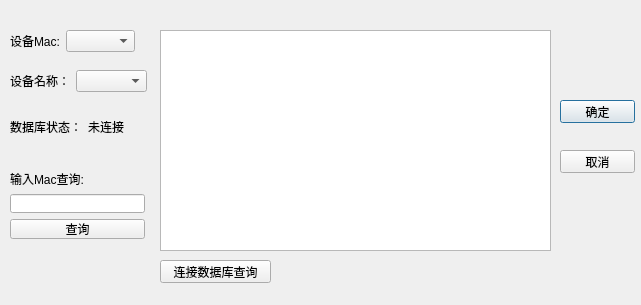
First picture: the form in dataconfigdialog.ui, repository WcksOwnCode/SensorManager_Updated, before the edit.
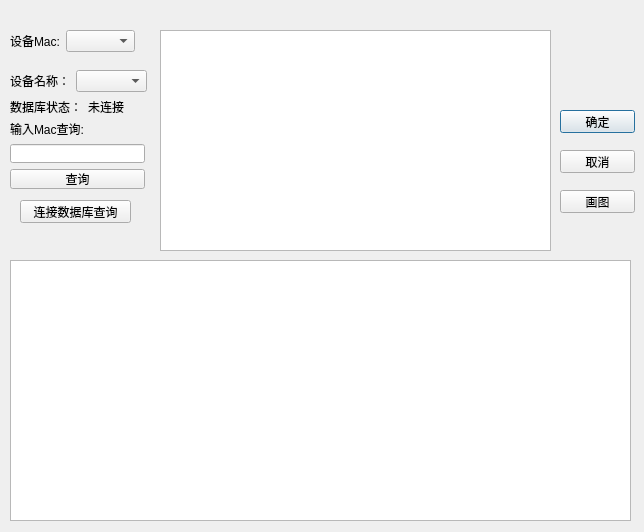
Second picture: the form after the edit. Custom widgets are drawn as their Qt base class.

The edit to the form file:
```diff
--- a/dataconfigdialog.ui
+++ b/dataconfigdialog.ui
@@ -6,8 +6,8 @@
    <rect>
     <x>0</x>
     <y>0</y>
-    <width>641</width>
-    <height>305</height>
+    <width>644</width>
+    <height>532</height>
    </rect>
   </property>
   <property name="windowTitle">
@@ -17,7 +17,7 @@
    <property name="geometry">
     <rect>
      <x>560</x>
-     <y>100</y>
+     <y>110</y>
      <width>75</width>
      <height>23</height>
     </rect>
@@ -42,8 +42,8 @@
   <widget class="QPushButton" name="ConnectDB_pushButton">
    <property name="geometry">
     <rect>
-     <x>160</x>
-     <y>260</y>
+     <x>20</x>
+     <y>200</y>
      <width>111</width>
      <height>23</height>
     </rect>
@@ -123,7 +123,7 @@
    <property name="geometry">
     <rect>
      <x>10</x>
-     <y>120</y>
+     <y>100</y>
      <width>116</width>
      <height>14</height>
     </rect>
@@ -145,11 +145,11 @@
     </item>
    </layout>
   </widget>
-  <widget class="QWidget" name="">
+  <widget class="QWidget" name="layoutWidget">
    <property name="geometry">
     <rect>
      <x>10</x>
-     <y>170</y>
+     <y>120</y>
      <width>135</width>
      <height>69</height>
     </rect>
@@ -174,7 +174,37 @@
     </item>
    </layout>
   </widget>
+  <widget class="QtCharts::QChartView" name="ChartView">
+   <property name="geometry">
+    <rect>
+     <x>10</x>
+     <y>260</y>
+     <width>621</width>
+     <height>261</height>
+    </rect>
+   </property>
+  </widget>
+  <widget class="QPushButton" name="DrawOnchart_pushButton">
+   <property name="geometry">
+    <rect>
+     <x>560</x>
+     <y>190</y>
+     <width>75</width>
+     <height>23</height>
+    </rect>
+   </property>
+   <property name="text">
+    <string>画图</string>
+   </property>
+  </widget>
  </widget>
+ <customwidgets>
+  <customwidget>
+   <class>QtCharts::QChartView</class>
+   <extends>QGraphicsView</extends>
+   <header location="global">qchartview.h</header>
+  </customwidget>
+ </customwidgets>
  <resources/>
  <connections/>
 </ui>
```
